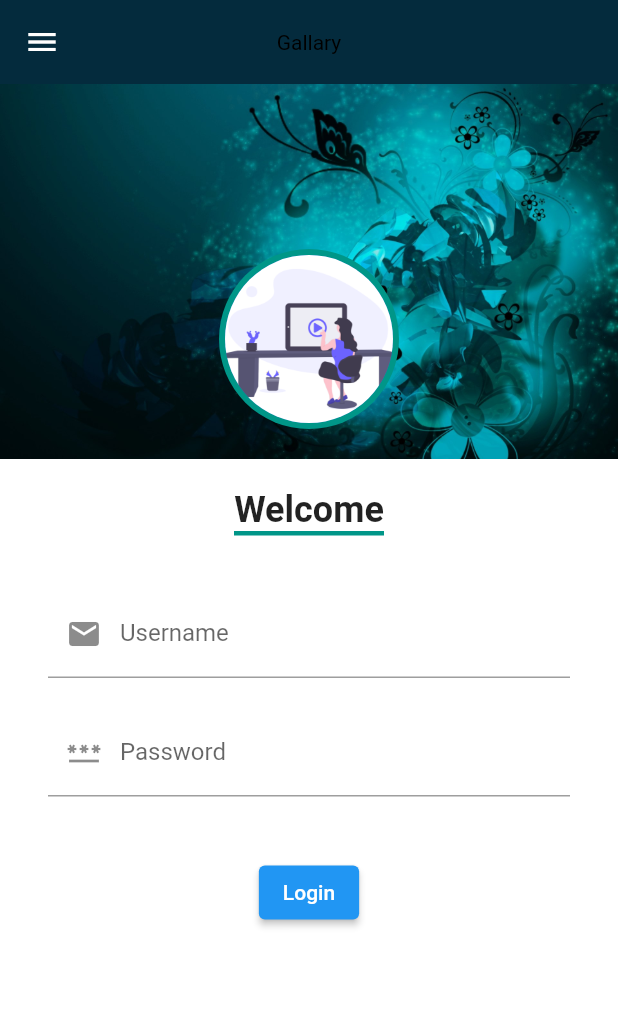
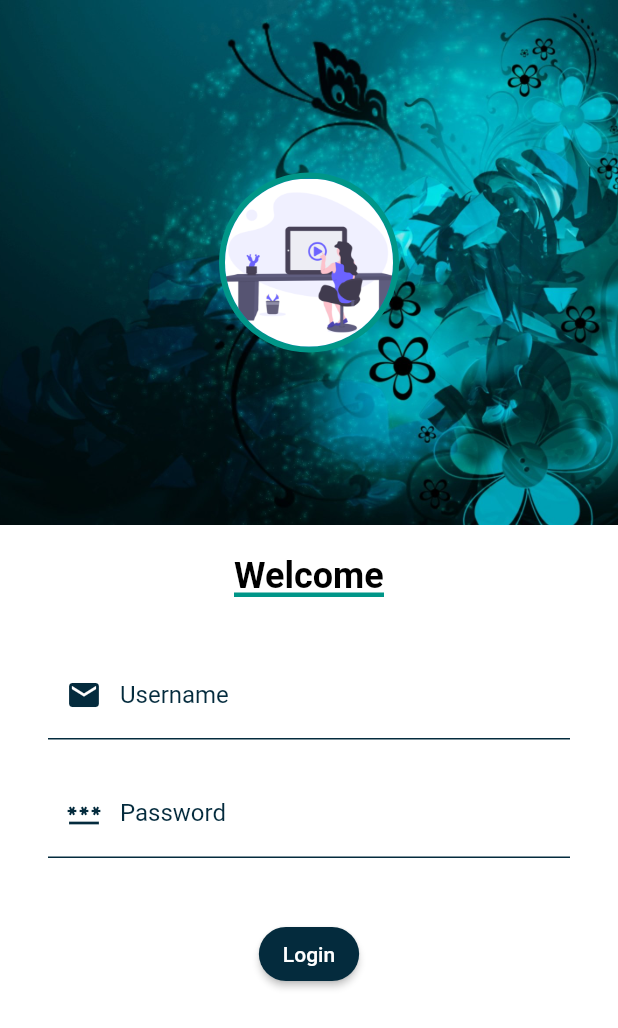
Before and after one commit to porus1124962/flutter_first_app, a Flutter app: the screen it shows after launch, on a phone screen of 412 x 824 dp. Shown: the top 1028 px of the screen. Run offline on Flutter 3.47's test engine with Material 2 defaults, Android fonts, the phone set to English and light mode, and no system bars; our stand-ins replace google_fonts, velocity_x.

Commit message:
Dual theme

```diff
--- a/lib/pages/login.dart
+++ b/lib/pages/login.dart
@@ -1,4 +1,5 @@
 import 'package:flutter/cupertino.dart';
+import 'package:flutter/material.dart';
 import 'package:flutter/material.dart';
 import 'package:flutter_first_app/pages/home_page.dart';
 import 'package:flutter_first_app/widget/drawer.dart';
@@ -12,35 +13,24 @@ class LoginPage extends StatefulWidget{
 class _LoginPageState extends State<LoginPage> {
   Widget build(BuildContext context){
     return Scaffold(
-
-      appBar: AppBar(
-        title: Text("Gallary",style: TextStyle(color: Colors.black)),
-      ),
         body: SingleChildScrollView(
           child: Container(
-          color: Colors.white,
+            height: MediaQuery.of(context).size.height,
+            color: Theme.of(context).scaffoldBackgroundColor,
             child: Column(
 
               children: [
                 Container(
-                width:500,
-                height: 250.0,
+                    height: 350,
+                    width:MediaQuery.of(context).size.width,
                     decoration: BoxDecoration(
                         image: DecorationImage(
                             image: AssetImage("assets/images/teal.jpg"),
                             fit: BoxFit.cover
                         )
                     ),
-                child:Column(
-                  children:[
-
-                    SizedBox(
-
-                      height:110.0,
-
-                    ),
-
-                    CircleAvatar(
+                    child:Center(
+                      child: CircleAvatar(
                         radius: 60.0,
                         backgroundColor: Colors.teal,
                         child: CircleAvatar(
@@ -48,25 +38,25 @@ class _LoginPageState extends State<LoginPage> {
                           radius: 56.0,
                         ),
                       ),
-                  ]
                     ),
 
 
                   ),
 
                 SizedBox(
-
                   height:20.0,
-
                 ),
+                Stack(
+                  alignment: AlignmentDirectional.bottomStart,
+                   children: <Widget>[
                      Text(
                        "Welcome",
                        style: TextStyle(
                          fontSize: 24,
                          fontWeight: FontWeight.bold,
+                         color: Theme.of(context).accentColor,
                        ),
                      ),
-
                      SizedBox(
                        height: 3.0,
                        width: 100.0,
@@ -76,6 +66,11 @@ class _LoginPageState extends State<LoginPage> {
                          ),
                        ),
                      ),
+                   ],
+                ),
+
+
+
                 SizedBox(
                   height:20.0,
                 ),
@@ -85,23 +80,60 @@ class _LoginPageState extends State<LoginPage> {
                     child: Column(
                       children: [
                         TextFormField(
+                          style: TextStyle(
+                            color: Theme.of(context).accentColor,
+                          ),
                           decoration: InputDecoration(
-                            prefixIcon: Icon(Icons.email),
+                              prefixIcon: Icon(Icons.email, color: Theme.of(context).primaryColor,),
                               hintText: "Enter username",
-                            labelText: "Username"
+                              labelText: "Username",
+                              labelStyle: TextStyle(
+                                color: Theme.of(context).primaryColor,
+                              ),
+                              hintStyle: TextStyle(
+                                color:Colors.grey,
+                              ),
+                              fillColor: Theme.of(context).primaryColor,
+                            enabledBorder: UnderlineInputBorder(
+                              borderSide: BorderSide(color: Theme.of(context).primaryColor),
+                            ),
+                            focusedBorder: UnderlineInputBorder(
+                              borderSide: BorderSide(color: Theme.of(context).primaryColor),
+                            ),
+                            border: UnderlineInputBorder(
+                              borderSide: BorderSide(color: Theme.of(context).primaryColor),
                             ),
                               ),
+                        ),
+
                         SizedBox(
                           height:20.0,
                         ),
 
                         TextFormField(
-                        obscureText: true,
-
+                          style: TextStyle(
+                            color: Theme.of(context).accentColor,
+                          ),
                           decoration: InputDecoration(
-                            prefixIcon: Icon(Icons.password),
-                            hintText: "Enter password",
+                            prefixIcon: Icon(Icons.password, color: Theme.of(context).primaryColor,),
+                            hintText: "Enter Password",
                             labelText: "Password",
+                            labelStyle: TextStyle(
+                              color: Theme.of(context).primaryColor,
+                            ),
+                            hintStyle: TextStyle(
+                              color:Colors.grey,
+                            ),
+                            fillColor: Theme.of(context).primaryColor,
+                            enabledBorder: UnderlineInputBorder(
+                              borderSide: BorderSide(color: Theme.of(context).primaryColor),
+                            ),
+                            focusedBorder: UnderlineInputBorder(
+                              borderSide: BorderSide(color: Theme.of(context).primaryColor),
+                            ),
+                            border: UnderlineInputBorder(
+                              borderSide: BorderSide(color: Theme.of(context).primaryColor),
+                            ),
                           ),
                         ),
                         SizedBox(
@@ -109,7 +141,10 @@ class _LoginPageState extends State<LoginPage> {
                         ),
                         ElevatedButton(
                             child:Text("Login"),
-                          style: TextButton.styleFrom(),
+                          style: ButtonStyle(
+                              backgroundColor: MaterialStateProperty.all(Theme.of(context).primaryColor),
+                              shape: MaterialStateProperty.all(StadiumBorder())
+                          ),
                             onPressed: (){
                               Navigator.push(
                                 context,
@@ -128,6 +163,7 @@ class _LoginPageState extends State<LoginPage> {
             ),
           ),
         ),
+
       drawer: MyDrawer(),
     );
   }
--- a/lib/widget/theme.dart
+++ b/lib/widget/theme.dart
@@ -5,6 +5,8 @@ import 'package:velocity_x/velocity_x.dart';
 
 class MyTheme {
   static ThemeData lightTheme(BuildContext context)=> ThemeData(
+
+
 
     appBarTheme: AppBarTheme(
       color: Vx.hexToColor("#042b3d"),
```
Also changed, not shown: 8 other files. Lines whose indentation alone changed are shown as unchanged.
